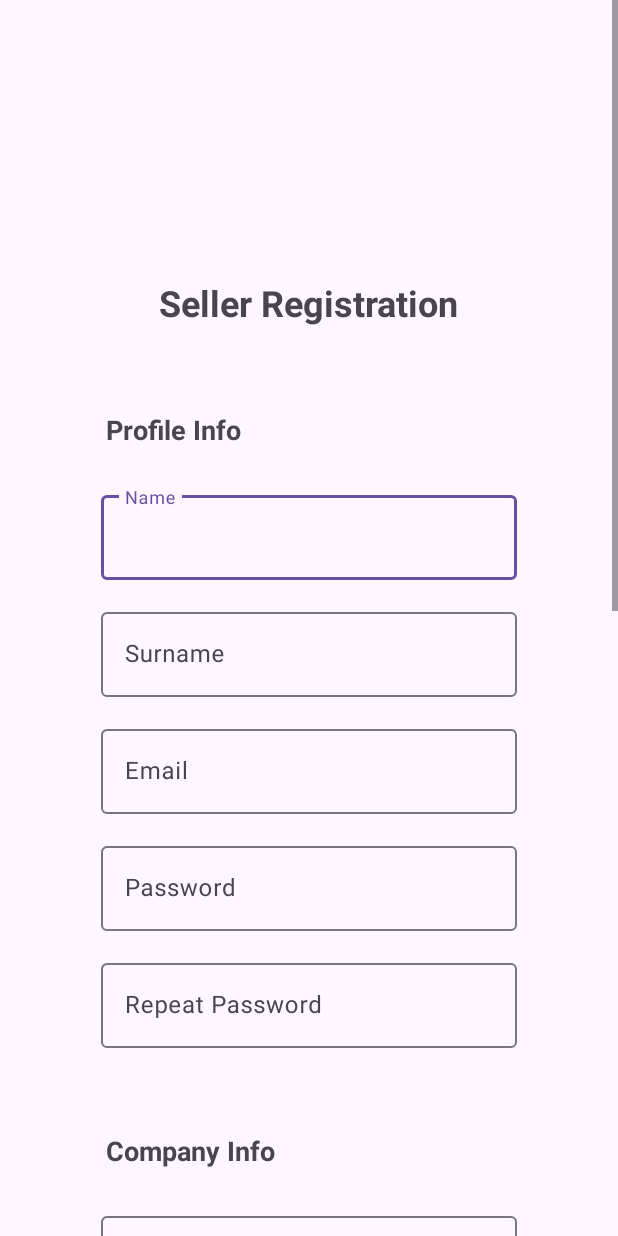
After one commit to kzi-nastava/ma-project-event-planner-siit-2024-team-27, an Android app: the SellerRegistrationScreen screen opened directly, with no data from a screen before it, on a phone screen of 412 x 824 dp. The commit adds this screen. Run offline under Robolectric (Android 15) with nearby library versions, the phone set to English and light mode, and no system bars.

Commit message:
added registration screen for seller

```diff
--- a/app/src/main/AndroidManifest.xml
+++ b/app/src/main/AndroidManifest.xml
@@ -1,6 +1,8 @@
 <?xml version="1.0" encoding="utf-8"?>
 <manifest xmlns:android="http://schemas.android.com/apk/res/android"
     xmlns:tools="http://schemas.android.com/tools">
+    <uses-permission android:name="android.permission.READ_EXTERNAL_STORAGE" />
+    <uses-permission android:name="android.permission.WRITE_EXTERNAL_STORAGE" />
 
     <application
         android:allowBackup="true"
@@ -14,6 +16,9 @@
         tools:targetApi="31">
         <activity
             android:name=".RegisterScreen"
+            android:exported="false" />
+        <activity
+            android:name=".SellerRegistrationScreen"
             android:exported="false" />
         <activity
             android:name=".LoginScreen"
--- a/app/src/main/java/com/wde/eventplanner/LoginScreen.java
+++ b/app/src/main/java/com/wde/eventplanner/LoginScreen.java
@@ -64,7 +64,7 @@ public class LoginScreen extends AppCompatActivity {
         MaterialButton registerSellerButton = findViewById(R.id.registerSellerButton);
 
         registerSellerButton.setOnClickListener(v ->{
-            Intent intent = new Intent(LoginScreen.this,RegisterScreen.class);
+            Intent intent = new Intent(LoginScreen.this,SellerRegistrationScreen.class);
             startActivity(intent);
             //no finish for back stack
         });
--- /dev/null
+++ b/app/src/main/java/com/wde/eventplanner/SellerRegistrationScreen.java
@@ -0,0 +1,108 @@
+package com.wde.eventplanner;
+
+import android.content.Intent;
+import android.net.Uri;
+import android.os.Bundle;
+import android.provider.MediaStore;
+import android.view.View;
+import android.widget.ImageView;
+import androidx.appcompat.app.AppCompatActivity;
+import android.widget.Toast;
+
+import com.google.android.material.button.MaterialButton;
+import com.google.android.material.snackbar.Snackbar;
+import com.google.android.material.textfield.TextInputEditText;
+
+public class SellerRegistrationScreen extends AppCompatActivity {
+
+    private static final int PICK_IMAGE_REQUEST = 1;  // Request code for image selection
+
+    // constant to compare
+    // the activity result code
+    int SELECT_PICTURE = 200;
+    private TextInputEditText inputName, inputSurname, inputEmail, inputPassword, inputRepeatPassword;
+    private TextInputEditText inputCompanyName, inputPhone, inputDescription, inputCity, inputAddress;
+    private MaterialButton selectImageButton, registerButton;
+    private ImageView selectedImageView;
+    private Uri selectedImageUri;
+
+    @Override
+    protected void onCreate(Bundle savedInstanceState) {
+        super.onCreate(savedInstanceState);
+        setContentView(R.layout.activity_seller_registration_screen);
+
+        inputName = findViewById(R.id.inputName);
+        inputSurname = findViewById(R.id.inputSurname);
+        inputEmail = findViewById(R.id.inputEmail);
+        inputPassword = findViewById(R.id.inputPassword);
+        inputRepeatPassword = findViewById(R.id.inputRepeatPassword);
+        inputCompanyName = findViewById(R.id.inputCompanyName);
+        inputPhone = findViewById(R.id.inputPhone);
+        inputDescription = findViewById(R.id.inputDescription);
+        inputCity = findViewById(R.id.inputCity);
+        inputAddress = findViewById(R.id.inputAddress);
+
+        selectImageButton = findViewById(R.id.selectImageButton);
+        registerButton = findViewById(R.id.registerButton);
+        selectedImageView = findViewById(R.id.selectedImageView);
+
+        selectImageButton.setOnClickListener(new View.OnClickListener() {
+            @Override
+            public void onClick(View v) {
+                showSnackbar("Seller image clicked");
+                openImagePicker();
+            }
+        });
+
+        registerButton.setOnClickListener(new View.OnClickListener() {
+            @Override
+            public void onClick(View v) {
+                registerSeller();
+            }
+        });
+    }
+
+    private void openImagePicker() {
+        Intent intent = new Intent(Intent.ACTION_PICK, MediaStore.Images.Media.EXTERNAL_CONTENT_URI);
+        startActivityForResult(intent, PICK_IMAGE_REQUEST);
+    }
+
+    // Handle the result of the image selection
+    @Override
+    protected void onActivityResult(int requestCode, int resultCode, Intent data) {
+        super.onActivityResult(requestCode, resultCode, data);
+
+        if (requestCode == PICK_IMAGE_REQUEST && resultCode == RESULT_OK && data != null && data.getData() != null) {
+            selectedImageUri = data.getData();
+            selectedImageView.setImageURI(selectedImageUri);
+        }
+    }
+
+    private void registerSeller() {
+        String name = inputName.getText().toString().trim();
+        String surname = inputSurname.getText().toString().trim();
+        String email = inputEmail.getText().toString().trim();
+        String password = inputPassword.getText().toString().trim();
+        String repeatPassword = inputRepeatPassword.getText().toString().trim();
+        String companyName = inputCompanyName.getText().toString().trim();
+        String phone = inputPhone.getText().toString().trim();
+        String description = inputDescription.getText().toString().trim();
+        String city = inputCity.getText().toString().trim();
+        String address = inputAddress.getText().toString().trim();
+
+        if (name.isEmpty() || surname.isEmpty() || email.isEmpty() || password.isEmpty() || repeatPassword.isEmpty()) {
+            showSnackbar("Please fill in all the required fields");
+            return;
+        }
+
+        if (!password.equals(repeatPassword)) {
+            showSnackbar("Passwords do not match");
+            return;
+        }
+        //TODO expand required list, add regex checks, add check if there is an user with the same email, weak password
+        showSnackbar("Successful registration. Confirmation email sent");
+    }
+    private void showSnackbar(String message) {
+        Snackbar.make(findViewById(R.id.main), message, Snackbar.LENGTH_LONG).show();
+    }
+}
--- /dev/null
+++ b/app/src/main/res/layout/activity_seller_registration_screen.xml
@@ -0,0 +1,283 @@
+<?xml version="1.0" encoding="utf-8"?>
+<ScrollView
+    xmlns:android="http://schemas.android.com/apk/res/android"
+    xmlns:app="http://schemas.android.com/apk/res-auto"
+    xmlns:tools="http://schemas.android.com/tools"
+    android:id="@+id/main"
+    android:layout_width="match_parent"
+    android:layout_height="match_parent">
+
+    <androidx.constraintlayout.widget.ConstraintLayout
+        android:layout_width="match_parent"
+        android:layout_height="wrap_content"
+        android:padding="35dp">
+
+        <!-- Title -->
+        <TextView
+            android:id="@+id/title"
+            android:layout_width="wrap_content"
+            android:layout_height="wrap_content"
+            android:text="Seller Registration"
+            android:textSize="24sp"
+            android:textStyle="bold"
+            app:layout_constraintTop_toTopOf="parent"
+            app:layout_constraintStart_toStartOf="parent"
+            app:layout_constraintEnd_toEndOf="parent"
+            android:layout_marginBottom="16dp"
+            android:layout_marginTop="150dp"/>
+
+        <TextView
+            android:id="@+id/profileInfoLabel"
+            android:layout_width="wrap_content"
+            android:layout_height="wrap_content"
+            android:text="Profile Info"
+            android:textSize="18sp"
+            android:textStyle="bold"
+            android:layout_marginTop="16dp"
+            app:layout_constraintTop_toBottomOf="@id/title"
+            app:layout_constraintStart_toStartOf="parent"
+            android:paddingStart="35dp"
+            android:paddingTop="40dp"
+            android:paddingBottom="10dp"
+            android:layout_marginBottom="8dp"/>
+
+        <!-- Name -->
+        <com.google.android.material.textfield.TextInputLayout
+            android:id="@+id/nameLayout"
+            android:layout_width="0dp"
+            android:layout_height="wrap_content"
+            android:layout_marginHorizontal="32dp"
+            android:hint="Name"
+            app:layout_constraintTop_toBottomOf="@id/profileInfoLabel"
+            app:layout_constraintStart_toStartOf="parent"
+            app:layout_constraintEnd_toEndOf="parent"
+            android:layout_marginTop="16dp">
+
+            <com.google.android.material.textfield.TextInputEditText
+                android:id="@+id/inputName"
+                android:layout_width="match_parent"
+                android:layout_height="wrap_content"/>
+        </com.google.android.material.textfield.TextInputLayout>
+
+        <!-- Surname -->
+        <com.google.android.material.textfield.TextInputLayout
+            android:id="@+id/surnameLayout"
+            android:layout_width="0dp"
+            android:layout_height="wrap_content"
+            android:layout_marginHorizontal="32dp"
+            android:hint="Surname"
+            app:layout_constraintTop_toBottomOf="@id/nameLayout"
+            app:layout_constraintStart_toStartOf="parent"
+            app:layout_constraintEnd_toEndOf="parent"
+            android:layout_marginTop="16dp">
+
+            <com.google.android.material.textfield.TextInputEditText
+                android:id="@+id/inputSurname"
+                android:layout_width="match_parent"
+                android:layout_height="wrap_content"/>
+        </com.google.android.material.textfield.TextInputLayout>
+
+        <!-- Email -->
+        <com.google.android.material.textfield.TextInputLayout
+            android:id="@+id/emailLayout"
+            android:layout_width="0dp"
+            android:layout_height="wrap_content"
+            android:layout_marginHorizontal="32dp"
+            android:hint="Email"
+            app:layout_constraintTop_toBottomOf="@id/surnameLayout"
+            app:layout_constraintStart_toStartOf="parent"
+            app:layout_constraintEnd_toEndOf="parent"
+            android:layout_marginTop="16dp">
+
+            <com.google.android.material.textfield.TextInputEditText
+                android:id="@+id/inputEmail"
+                android:layout_width="match_parent"
+                android:layout_height="wrap_content"
+                android:inputType="textEmailAddress"/>
+        </com.google.android.material.textfield.TextInputLayout>
+
+        <!-- Password -->
+        <com.google.android.material.textfield.TextInputLayout
+            android:id="@+id/passwordLayout"
+            android:layout_width="0dp"
+            android:layout_height="wrap_content"
+            android:layout_marginHorizontal="32dp"
+            android:hint="Password"
+            app:layout_constraintTop_toBottomOf="@id/emailLayout"
+            app:layout_constraintStart_toStartOf="parent"
+            app:layout_constraintEnd_toEndOf="parent"
+            android:layout_marginTop="16dp">
+
+            <com.google.android.material.textfield.TextInputEditText
+                android:id="@+id/inputPassword"
+                android:layout_width="match_parent"
+                android:layout_height="wrap_content"
+                android:inputType="textPassword"/>
+        </com.google.android.material.textfield.TextInputLayout>
+
+        <!-- Repeat Password -->
+        <com.google.android.material.textfield.TextInputLayout
+            android:id="@+id/repeatPasswordLayout"
+            android:layout_width="0dp"
+            android:layout_height="wrap_content"
+            android:layout_marginHorizontal="32dp"
+            android:hint="Repeat Password"
+            app:layout_constraintTop_toBottomOf="@id/passwordLayout"
+            app:layout_constraintStart_toStartOf="parent"
+            app:layout_constraintEnd_toEndOf="parent"
+            android:layout_marginTop="16dp">
+
+            <com.google.android.material.textfield.TextInputEditText
+                android:id="@+id/inputRepeatPassword"
+                android:layout_width="match_parent"
+                android:layout_height="wrap_content"
+                android:inputType="textPassword"/>
+        </com.google.android.material.textfield.TextInputLayout>
+
+        <TextView
+            android:id="@+id/companyInfoLabel"
+            android:layout_width="wrap_content"
+            android:layout_height="wrap_content"
+            android:text="Company Info"
+            android:textSize="18sp"
+            android:textStyle="bold"
+            android:layout_marginTop="16dp"
+            app:layout_constraintTop_toBottomOf="@id/repeatPasswordLayout"
+            app:layout_constraintStart_toStartOf="parent"
+            android:paddingStart="35dp"
+            android:paddingTop="40dp"
+            android:paddingBottom="10dp"
+            android:layout_marginBottom="8dp"/>
+
+        <!-- Company Name -->
+        <com.google.android.material.textfield.TextInputLayout
+            android:id="@+id/companyNameLayout"
+            android:layout_width="0dp"
+            android:layout_height="wrap_content"
+            android:layout_marginHorizontal="32dp"
+            android:hint="Company Name"
+            app:layout_constraintTop_toBottomOf="@id/companyInfoLabel"
+            app:layout_constraintStart_toStartOf="parent"
+            app:layout_constraintEnd_toEndOf="parent"
+            android:layout_marginTop="16dp">
+            <com.google.android.material.textfield.TextInputEditText
+                android:id="@+id/inputCompanyName"
+                android:layout_width="match_parent"
+                android:layout_height="wrap_content"/>
+        </com.google.android.material.textfield.TextInputLayout>
+
+        <!-- Phone -->
+        <com.google.android.material.textfield.TextInputLayout
+            android:id="@+id/phoneLayout"
+            android:layout_width="0dp"
+            android:layout_height="wrap_content"
+            android:layout_marginHorizontal="32dp"
+            android:hint="Phone"
+            app:layout_constraintTop_toBottomOf="@id/companyNameLayout"
+            app:layout_constraintStart_toStartOf="parent"
+            app:layout_constraintEnd_toEndOf="parent"
+            android:layout_marginTop="16dp">
+
+            <com.google.android.material.textfield.TextInputEditText
+                android:id="@+id/inputPhone"
+                android:layout_width="match_parent"
+                android:layout_height="wrap_content"
+                android:inputType="phone"/>
+        </com.google.android.material.textfield.TextInputLayout>
+
+        <!-- Description -->
+        <com.google.android.material.textfield.TextInputLayout
+            android:id="@+id/descriptionLayout"
+            android:layout_width="0dp"
+            android:layout_height="wrap_content"
+            android:layout_marginHorizontal="32dp"
+            android:hint="Description"
+            app:layout_constraintTop_toBottomOf="@id/phoneLayout"
+            app:layout_constraintStart_toStartOf="parent"
+            app:layout_constraintEnd_toEndOf="parent"
+            android:layout_marginTop="16dp">
+
+            <com.google.android.material.textfield.TextInputEditText
+                android:id="@+id/inputDescription"
+                android:layout_width="match_parent"
+                android:layout_height="wrap_content"
+                android:inputType="textMultiLine"
+                android:minHeight="120dp"
+                android:lines="4"
+                android:gravity="top"/>
+        </com.google.android.material.textfield.TextInputLayout>
+
+        <!-- City -->
+        <com.google.android.material.textfield.TextInputLayout
+            android:id="@+id/cityLayout"
+            android:layout_width="0dp"
+            android:layout_height="wrap_content"
+            android:layout_marginHorizontal="32dp"
+            android:hint="City"
+            app:layout_constraintTop_toBottomOf="@id/descriptionLayout"
+            app:layout_constraintStart_toStartOf="parent"
+            app:layout_constraintEnd_toEndOf="parent"
+            android:layout_marginTop="16dp">
+
+            <com.google.android.material.textfield.TextInputEditText
+                android:id="@+id/inputCity"
+                android:layout_width="match_parent"
+                android:layout_height="wrap_content"/>
+        </com.google.android.material.textfield.TextInputLayout>
+
+        <!-- Address -->
+        <com.google.android.material.textfield.TextInputLayout
+            android:id="@+id/addressLayout"
+            android:layout_width="0dp"
+            android:layout_height="wrap_content"
+            android:layout_marginHorizontal="32dp"
+            android:hint="Address"
+            app:layout_constraintTop_toBottomOf="@id/cityLayout"
+            app:layout_constraintStart_toStartOf="parent"
+            app:layout_constraintEnd_toEndOf="parent"
+            android:layout_marginTop="16dp">
+
+            <com.google.android.material.textfield.TextInputEditText
+                android:id="@+id/inputAddress"
+                android:layout_width="match_parent"
+                android:layout_height="wrap_content"/>
+        </com.google.android.material.textfield.TextInputLayout>
+
+        <!-- Image Selection Button -->
+        <com.google.android.material.button.MaterialButton
+            android:id="@+id/selectImageButton"
+            android:layout_width="0dp"
+            android:layout_height="wrap_content"
+            android:text="Select Image"
+            android:layout_marginHorizontal="32dp"
+            app:layout_constraintTop_toBottomOf="@id/addressLayout"
+            app:layout_constraintStart_toStartOf="parent"
+            app:layout_constraintEnd_toEndOf="parent"
+            android:layout_marginTop="16dp"/>
+
+        <!-- ImageView to display selected image -->
+        <ImageView
+            android:id="@+id/selectedImageView"
+            android:layout_width="wrap_content"
+            android:layout_height="200dp"
+            android:layout_marginTop="16dp"
+            app:layout_constraintTop_toBottomOf="@id/selectImageButton"
+            app:layout_constraintStart_toStartOf="parent"
+            app:layout_constraintEnd_toEndOf="parent"
+            android:src="@android:drawable/ic_menu_camera" />
+
+        <!-- Register Button -->
+        <com.google.android.material.button.MaterialButton
+            android:id="@+id/registerButton"
+            android:layout_width="0dp"
+            android:layout_height="wrap_content"
+            android:text="Register"
+            android:layout_marginHorizontal="32dp"
+            app:layout_constraintTop_toBottomOf="@id/selectedImageView"
+            app:layout_constraintStart_toStartOf="parent"
+            app:layout_constraintEnd_toEndOf="parent"
+            android:layout_marginTop="60dp"
+            android:layout_marginBottom="70dp"/>
+
+    </androidx.constraintlayout.widget.ConstraintLayout>
+</ScrollView>
```
